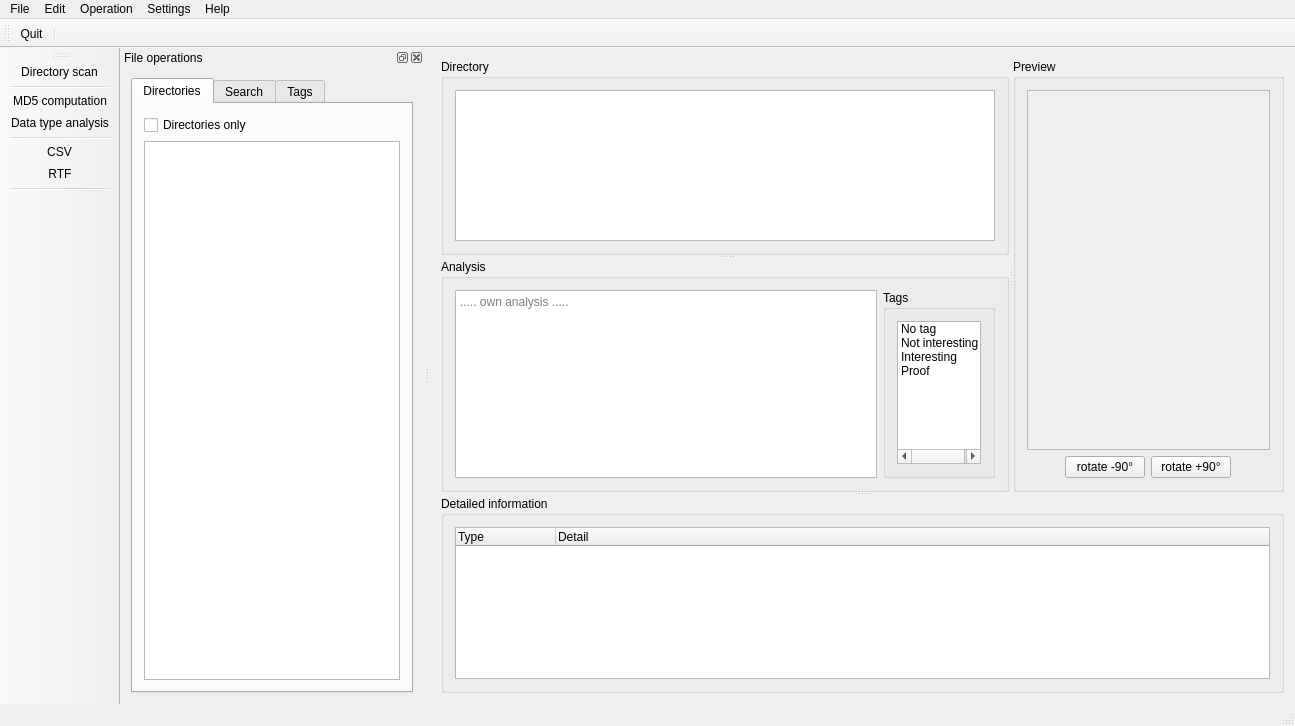
Qt form src/ui/forms/DataAnalyzer.ui (vookimedlo/data-analysis) before a commit.
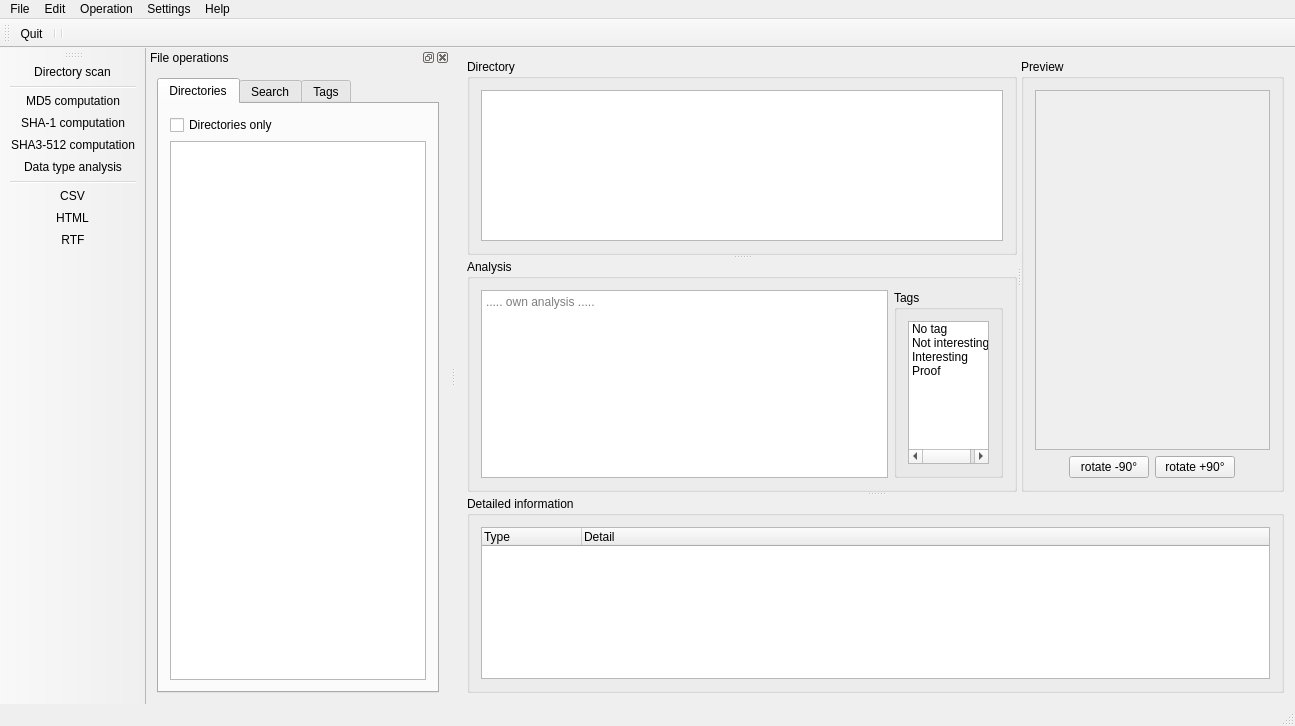
The same form after that commit. Icons and pictures are not drawn.

Commit message: HTML report generation added

What changed in the file:
```diff
--- a/src/ui/forms/DataAnalyzer.ui
+++ b/src/ui/forms/DataAnalyzer.ui
@@ -363,6 +363,7 @@
    </attribute>
    <addaction name="actionQuit"/>
    <addaction name="separator"/>
+   <addaction name="separator"/>
   </widget>
   <widget class="QStatusBar" name="statusBar"/>
   <widget class="QToolBar" name="toolBar">
@@ -387,11 +388,13 @@
    <addaction name="actionScan"/>
    <addaction name="separator"/>
    <addaction name="actionMD5"/>
+   <addaction name="actionSHA_1_computation"/>
+   <addaction name="actionSHA3_512_computation"/>
    <addaction name="actionFileMagic"/>
    <addaction name="separator"/>
    <addaction name="actionFinalReportCSV"/>
+   <addaction name="actionFinalReportHTML"/>
    <addaction name="actionFinalReportRTF"/>
-   <addaction name="separator"/>
   </widget>
   <widget class="QDockWidget" name="dockWidget">
    <property name="windowTitle">
@@ -571,7 +574,10 @@
      <normaloff>:/images/frame-adriankierman-report-page-csv.png</normaloff>:/images/frame-adriankierman-report-page-csv.png</iconset>
    </property>
    <property name="text">
-    <string>CSV</string>
+    <string>CSV ...</string>
+   </property>
+   <property name="toolTip">
+    <string>Generate final report [CSV]</string>
    </property>
   </action>
   <action name="actionMD5">
@@ -618,7 +624,10 @@
      <normaloff>:/images/frame-adriankierman-report-page-rtf.png</normaloff>:/images/frame-adriankierman-report-page-rtf.png</iconset>
    </property>
    <property name="text">
-    <string>RTF</string>
+    <string>RTF ...</string>
+   </property>
+   <property name="toolTip">
+    <string>Generate final report [RTF]</string>
    </property>
   </action>
   <action name="actionSHA_1_computation">
@@ -631,6 +640,18 @@
     <string>SHA3-512 computation ...</string>
    </property>
   </action>
+  <action name="actionFinalReportHTML">
+   <property name="icon">
+    <iconset resource="../../resource/DataAnalyzer.qrc">
+     <normaloff>:/images/frame-adriankierman-report-page-html.png</normaloff>:/images/frame-adriankierman-report-page-html.png</iconset>
+   </property>
+   <property name="text">
+    <string>HTML ...</string>
+   </property>
+   <property name="toolTip">
+    <string>Generate final report [HTML]</string>
+   </property>
+  </action>
  </widget>
  <layoutdefault spacing="6" margin="11"/>
  <resources>
```
Left out of the diff: 26 changed lines with no effect on the pictures. The commit also changes 25 other files.
